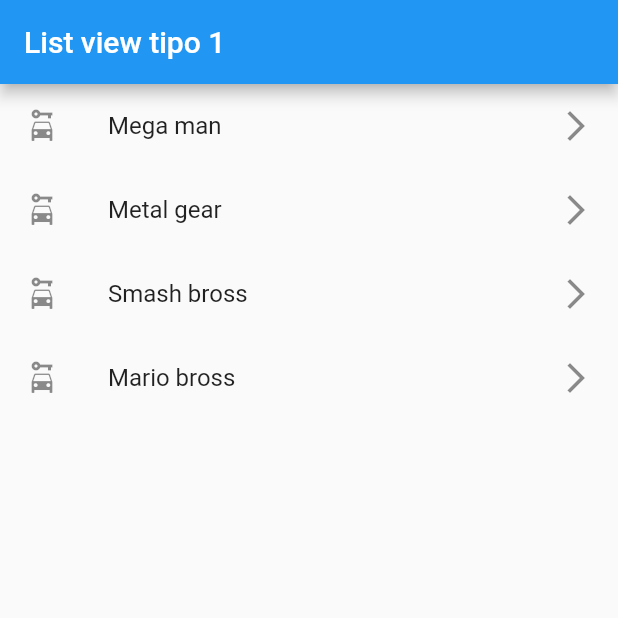
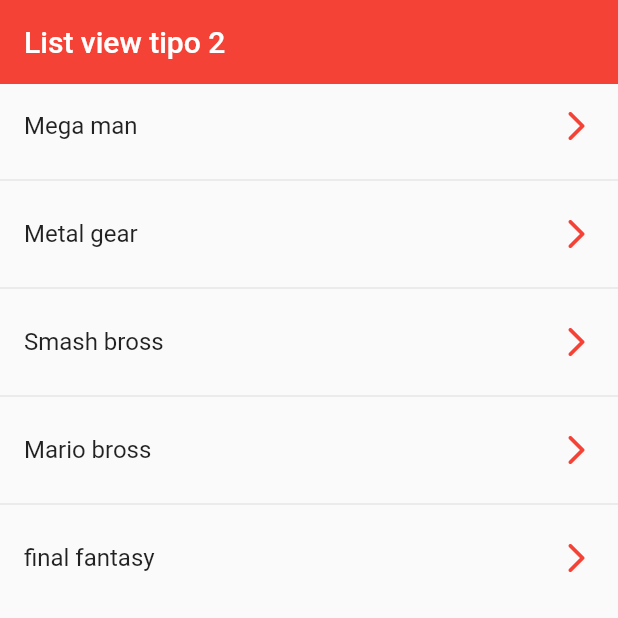
Before and after one commit to Djvash01/generic_component_example, a Flutter app: the screen it shows after launch, on a phone screen of 412 x 824 dp, the top half of it. Run offline on Flutter 3.47's test engine with Material 2 defaults, Android fonts, the phone set to English and light mode, and no system bars.

Commit message:
Create list view with dynamic behavior

```diff
--- a/lib/main.dart
+++ b/lib/main.dart
@@ -1,5 +1,6 @@
 import 'package:flutter/material.dart';
-import 'package:generic_component_example/screens/list_view1_screen.dart';
+
+import 'package:generic_component_example/screens/list_view2_screen.dart';
 
 void main() => runApp(const MyApp());
 
@@ -10,7 +11,7 @@
   Widget build(BuildContext context) {
     return const MaterialApp(
       title: 'Material App',
-      home: Listview1Screen()
+      home: Listview2Screen()
     );
   }
 }
--- /dev/null
+++ b/lib/screens/list_view2_screen.dart
@@ -0,0 +1,32 @@
+import 'package:flutter/material.dart';
+
+class Listview2Screen extends StatelessWidget {
+  const Listview2Screen({Key? key}) : super(key: key);
+  final options = const [
+    'Mega man',
+    'Metal gear',
+    'Smash bross',
+    'Mario bross',
+    'final fantasy'
+  ];
+
+  @override
+  Widget build(BuildContext context) {
+    return Scaffold(
+        appBar: AppBar(
+          title: const Text('List view tipo 2'),
+          elevation: 0,
+          backgroundColor: Colors.red,
+        ),
+        body: ListView.separated(
+          itemCount: options.length,
+          itemBuilder: (context, index) => ListTile(
+            title: Text(options[index]),
+            trailing: const Icon(Icons.arrow_forward_ios_rounded, color: Colors.red),
+            onTap: () => print(options[index]),
+          ),
+          separatorBuilder: (_, __) => const Divider(),
+        )
+      );
+  }
+}
```
